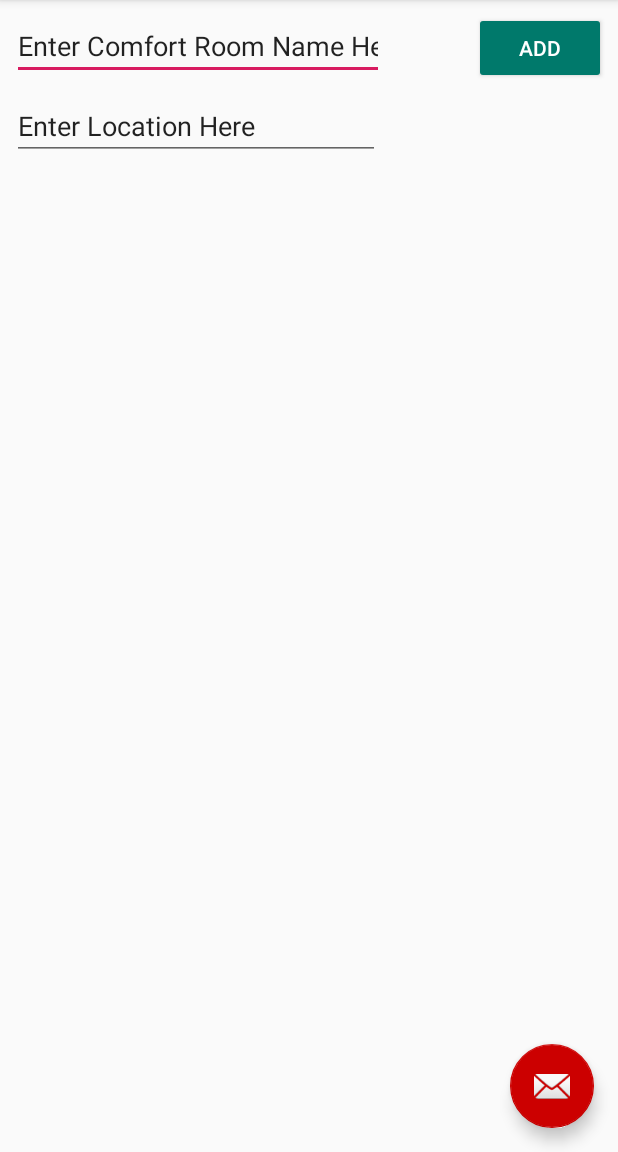
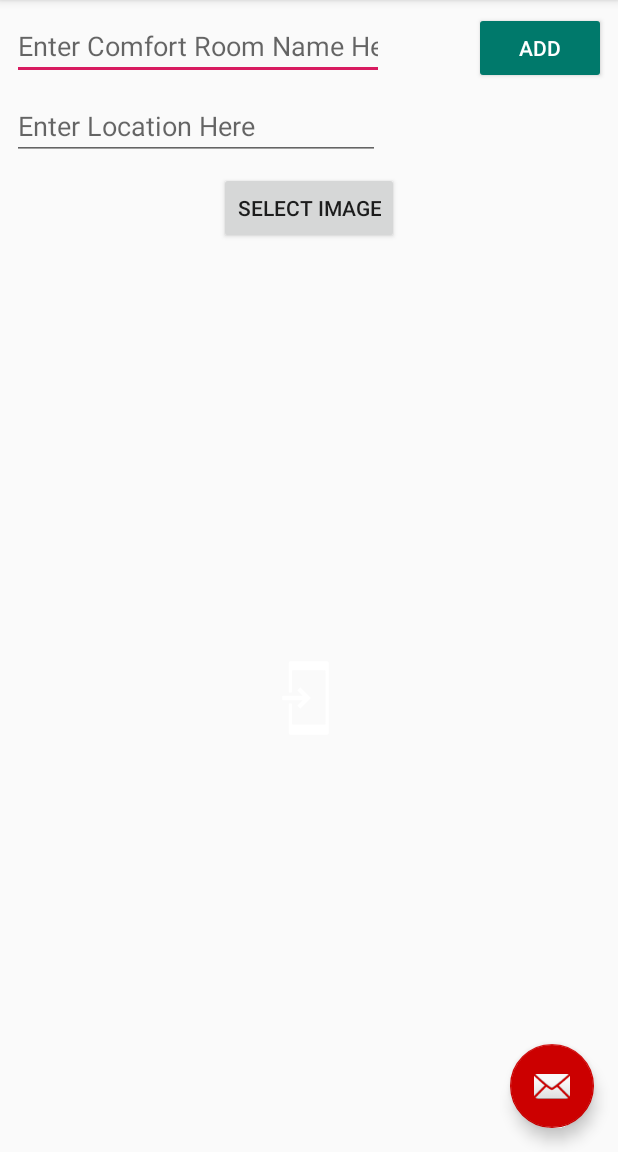
Before and after one commit to GungHo1205/MOBAPDE-MP, an Android app: the screen it shows after launch once a user with an empty profile is signed in (HomeActivity), in the side drawer, after a tap on "Add Comfort Rooms", on a phone screen of 412 x 824 dp, the part 84-1236 px from its top. Run offline under Robolectric (Android 15) with nearby library versions, the light colour scheme and no system bars; our stand-ins replace Firebase (no records; nobody signed in at launch, a user with empty details on screens opened directly).

Commit message:
saving images to firebase storage

```diff
--- a/app/build.gradle
+++ b/app/build.gradle
@@ -29,6 +29,7 @@ dependencies {
     implementation 'com.google.firebase:firebase-auth:16.0.5'
     implementation 'com.google.firebase:firebase-core:16.0.5'
     implementation 'com.google.firebase:firebase-database:16.0.5'
+    implementation 'com.google.firebase:firebase-storage:16.0.5'
     androidTestImplementation 'com.android.support.test.espresso:espresso-core:3.0.2'
 }
 
--- a/app/src/main/java/com/example/josh/mobapdemp/AddNew_Fragment.java
+++ b/app/src/main/java/com/example/josh/mobapdemp/AddNew_Fragment.java
@@ -1,21 +1,42 @@
 package com.example.josh.mobapdemp;
 
+import android.app.Activity;
 import android.content.Intent;
+import android.database.Cursor;
+import android.graphics.Bitmap;
+import android.graphics.BitmapFactory;
+import android.net.Uri;
+import android.os.Build;
 import android.os.Bundle;
+import android.os.storage.StorageManager;
+import android.provider.MediaStore;
 import android.support.annotation.NonNull;
 import android.support.annotation.Nullable;
 import android.support.v4.app.Fragment;
 import android.text.TextUtils;
+import android.util.Log;
 import android.view.LayoutInflater;
 import android.view.View;
 import android.view.ViewGroup;
 import android.widget.Button;
 import android.widget.EditText;
+import android.widget.ImageView;
 import android.widget.Toast;
 
+import com.google.android.gms.auth.api.signin.internal.Storage;
+import com.google.android.gms.tasks.OnSuccessListener;
 import com.google.firebase.auth.FirebaseAuth;
+import com.google.firebase.auth.FirebaseUser;
 import com.google.firebase.database.DatabaseReference;
 import com.google.firebase.database.FirebaseDatabase;
+import com.google.firebase.storage.FirebaseStorage;
+import com.google.firebase.storage.StorageReference;
+import com.google.firebase.storage.UploadTask;
+
+import java.io.File;
+import java.io.IOException;
+import java.io.InputStream;
+import java.util.ArrayList;
 
 public class AddNew_Fragment extends Fragment {
 
@@ -24,8 +45,12 @@ public class AddNew_Fragment extends Fragment {
     private EditText CrNameText;
     private EditText CrLocationText;
     private Button AddRoom;
-
-
+    private ImageView crImage;
+    private Button selectImage;
+    private int PICK_IMAGE_REQUEST = 1;
+    private StorageReference storageReference;
+    private Uri uri;
+    private Bitmap bitmap;
     @Nullable
     @Override
     public View onCreateView(@NonNull LayoutInflater inflater, @Nullable ViewGroup container, @Nullable Bundle savedInstanceState) {
@@ -35,15 +60,15 @@ public class AddNew_Fragment extends Fragment {
     @Override
     public void onViewCreated(@NonNull View view, @Nullable Bundle savedInstanceState) {
         super.onViewCreated(view, savedInstanceState);
-
         CrNameText = view.findViewById(R.id.editTextCrName);
         CrLocationText = view.findViewById(R.id.editTextCrLocation);
         AddRoom = view.findViewById(R.id.buttonAddRoom);
-
+        selectImage = view.findViewById(R.id.selectImage);
+        crImage = view.findViewById(R.id.crImageView);
         firebaseAuth = FirebaseAuth.getInstance();
         databaseCR = FirebaseDatabase.getInstance().getReference("CR");
-
-        if(firebaseAuth.getCurrentUser() == null){
+        storageReference = FirebaseStorage.getInstance().getReference();
+        if (firebaseAuth.getCurrentUser() == null) {
             Intent intent = new Intent(getActivity(), MainActivity.class);
             AddNew_Fragment.this.startActivity(intent);
         }
@@ -57,21 +82,58 @@ public class AddNew_Fragment extends Fragment {
                 addCr(CrName, CrLocation);
             }
         });
+        selectImage.setOnClickListener(new View.OnClickListener() {
+            @Override
+            public void onClick(View v) {
+                selectImage();
+            }
+        });
     }
 
-    public void addCr(String crName, String crLocation){
+    public void addCr(String crName, String crLocation) {
 
-        if(!TextUtils.isEmpty(crName)||!TextUtils.isEmpty(crLocation)){
+        if (!TextUtils.isEmpty(crName) || !TextUtils.isEmpty(crLocation)) {
 
             String id = databaseCR.push().getKey();
             CrModel cr = new CrModel(id, crName, crLocation);
             databaseCR.child(id).setValue(cr);
-            Toast.makeText(getActivity(), "CR added!", Toast.LENGTH_SHORT).show();
+            FirebaseUser user = firebaseAuth.getCurrentUser();
+            String userID = user.getUid();
+            StorageReference filepath = storageReference.child("CRPhotos").child(uri.getLastPathSegment());
+            filepath.putFile(uri).addOnSuccessListener(new OnSuccessListener<UploadTask.TaskSnapshot>() {
+                @Override
+                public void onSuccess(UploadTask.TaskSnapshot taskSnapshot) {
+                    Toast.makeText(getActivity(), "CR added!", Toast.LENGTH_SHORT).show();
 
-        }else{
+                }
+            });
+
+        } else {
 
             Toast.makeText(getActivity(), "Empty Inputs", Toast.LENGTH_SHORT).show();
 
         }
     }
+    private void selectImage() {
+        Intent intent = new Intent();
+        intent.setType("image/*");
+        intent.setAction(Intent.ACTION_GET_CONTENT);
+        startActivityForResult(intent, PICK_IMAGE_REQUEST);
+    }
+    public void onActivityResult(int requestCode, int resultCode, Intent data) {
+        ImageView crView = getView().findViewById(R.id.crImageView);
+        super.onActivityResult(requestCode, resultCode, data);
+        if (requestCode == PICK_IMAGE_REQUEST && resultCode == Activity.RESULT_OK && data != null && data.getData() != null) {
+            uri = data.getData();
+            try {
+                bitmap = MediaStore.Images.Media.getBitmap(getContext().getContentResolver(), uri);
+
+                crView.setImageBitmap(bitmap);
+                crView.setVisibility(View.VISIBLE);
+            } catch (IOException e) {
+                e.printStackTrace();
+            }
+        }
+    }
+
 }
--- a/app/src/main/java/com/example/josh/mobapdemp/MainActivity.java
+++ b/app/src/main/java/com/example/josh/mobapdemp/MainActivity.java
@@ -9,6 +9,7 @@ import android.text.TextUtils;
 import android.view.View;
 import android.widget.Button;
 import android.widget.EditText;
+import android.widget.ImageView;
 import android.widget.ProgressBar;
 import android.widget.Toast;
 
@@ -26,6 +27,7 @@ public class MainActivity extends AppCompatActivity {
     private FirebaseAuth  firebaseAuth;
     private ProgressBar progressBar;
     private ConstraintLayout backG;
+    private ImageView logo;
     @Override
     protected void onCreate(Bundle savedInstanceState) {
         super.onCreate(savedInstanceState);
@@ -37,7 +39,8 @@ public class MainActivity extends AppCompatActivity {
         firebaseAuth = FirebaseAuth.getInstance();
         progressBar = findViewById(R.id.simpleProgressBar);
         backG = findViewById(R.id.backG);
-
+        logo = findViewById(R.id.imageView2);
+        logo.setImageResource(R.drawable.logo);
         backG.setBackgroundResource(R.drawable.portal2);
         if(firebaseAuth.getCurrentUser() != null){
             Intent intent = new Intent(getApplicationContext(), HomeActivity.class);
--- a/app/src/main/res/layout/add_new.xml
+++ b/app/src/main/res/layout/add_new.xml
@@ -25,8 +25,8 @@
         android:layout_marginStart="8dp"
         android:layout_marginTop="8dp"
         android:ems="10"
+        android:hint="Enter Comfort Room Name Here"
         android:inputType="textPersonName"
-        android:text="Enter Comfort Room Name Here"
         app:layout_constraintStart_toStartOf="parent"
         app:layout_constraintTop_toTopOf="parent" />
 
@@ -37,9 +37,35 @@
         android:layout_marginStart="8dp"
         android:layout_marginTop="8dp"
         android:ems="10"
+        android:hint="Enter Location Here"
         android:inputType="textPersonName"
-        android:text="Enter Location Here"
         app:layout_constraintStart_toStartOf="parent"
         app:layout_constraintTop_toBottomOf="@+id/editTextCrName" />
 
+    <ImageView
+        android:id="@+id/crImageView"
+        android:layout_width="wrap_content"
+        android:layout_height="wrap_content"
+        android:layout_marginStart="8dp"
+        android:layout_marginTop="8dp"
+        android:layout_marginEnd="8dp"
+        android:layout_marginBottom="8dp"
+        app:layout_constraintBottom_toBottomOf="parent"
+        app:layout_constraintEnd_toEndOf="parent"
+        app:layout_constraintStart_toStartOf="parent"
+        app:layout_constraintTop_toBottomOf="@+id/selectImage"
+        app:srcCompat="@drawable/common_full_open_on_phone" />
+
+    <Button
+        android:id="@+id/selectImage"
+        android:layout_width="wrap_content"
+        android:layout_height="wrap_content"
+        android:layout_marginStart="8dp"
+        android:layout_marginTop="8dp"
+        android:layout_marginEnd="8dp"
+        android:text="Select Image"
+        app:layout_constraintEnd_toEndOf="parent"
+        app:layout_constraintStart_toStartOf="parent"
+        app:layout_constraintTop_toBottomOf="@+id/editTextCrLocation" />
+
 </android.support.constraint.ConstraintLayout>
```
Also changed, not shown: app/src/main/AndroidManifest.xml (+6 -4 lines), app/src/main/res/layout/activity_main.xml (+9 -12 lines), app/src/main/res/drawable/logo.png (added).
